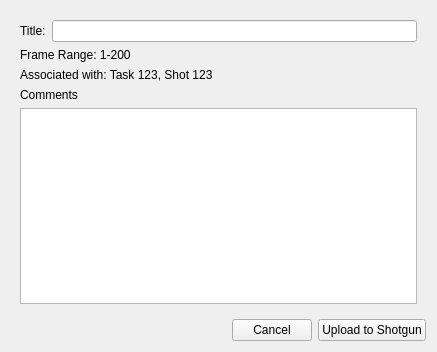
Qt form resources/dialog.ui (shotgunsoftware/tk-nuke-quickreview) before a commit.
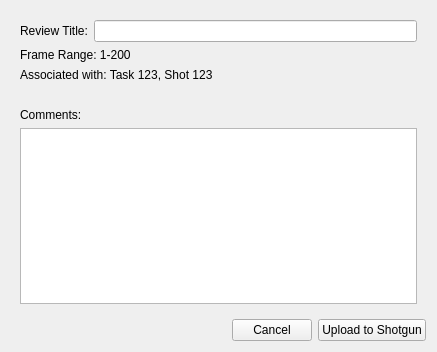
The same form after that commit. Icons and pictures are not drawn.

The edit to the form file:
```diff
--- a/resources/dialog.ui
+++ b/resources/dialog.ui
@@ -26,7 +26,7 @@
          <item>
           <widget class="QLabel" name="label_3">
            <property name="text">
-            <string>Title:</string>
+            <string>Review Title:</string>
            </property>
           </widget>
          </item>
@@ -49,10 +49,17 @@
          </property>
         </widget>
        </item>
+       <item>
+        <widget class="QLabel" name="label_2">
+         <property name="text">
+          <string/>
+         </property>
+        </widget>
+       </item>
        <item>
         <widget class="QLabel" name="label">
          <property name="text">
-          <string>Comments</string>
+          <string>Comments:</string>
          </property>
         </widget>
        </item>
```
Left out of the diff: 1 changed line with no effect on the pictures.
